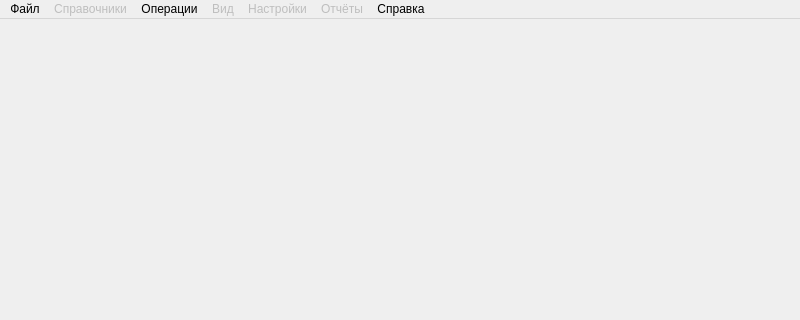
Qt form general_window.ui (berserk24/finance) before a commit; both pictures show x 0 to 800 and y 0 to 320 of the 800 by 600 pixel window.
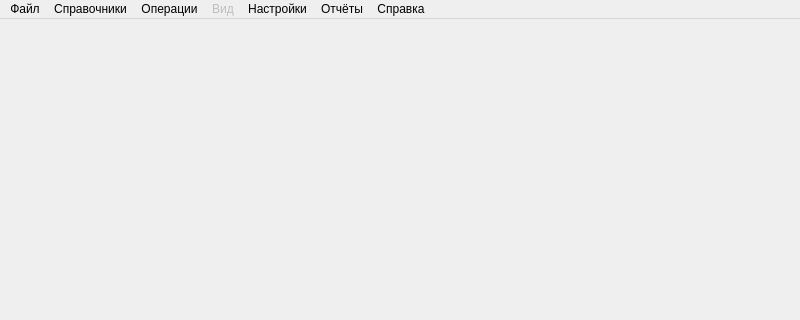
The same form after that commit.

What changed in the file:
```diff
--- a/general_window.ui
+++ b/general_window.ui
@@ -50,7 +50,7 @@
    </widget>
    <widget class="QMenu" name="menu_ref">
     <property name="enabled">
-     <bool>false</bool>
+     <bool>true</bool>
     </property>
     <property name="title">
      <string>Справочники</string>
@@ -78,7 +78,7 @@
    </widget>
    <widget class="QMenu" name="menu_settings">
     <property name="enabled">
-     <bool>false</bool>
+     <bool>true</bool>
     </property>
     <property name="title">
      <string>Настройки</string>
@@ -88,7 +88,7 @@
    </widget>
    <widget class="QMenu" name="menu_report">
     <property name="enabled">
-     <bool>false</bool>
+     <bool>true</bool>
     </property>
     <property name="title">
      <string>Отчёты</string>
```
Left out of the diff: 10 changed lines with no effect on the pictures.
